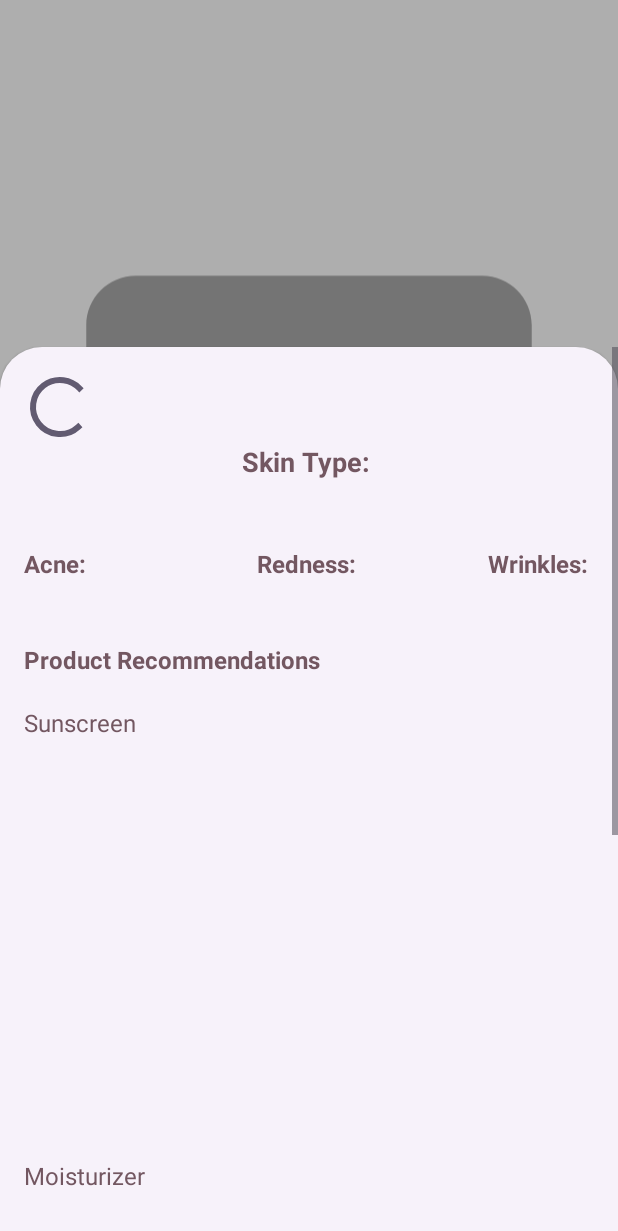
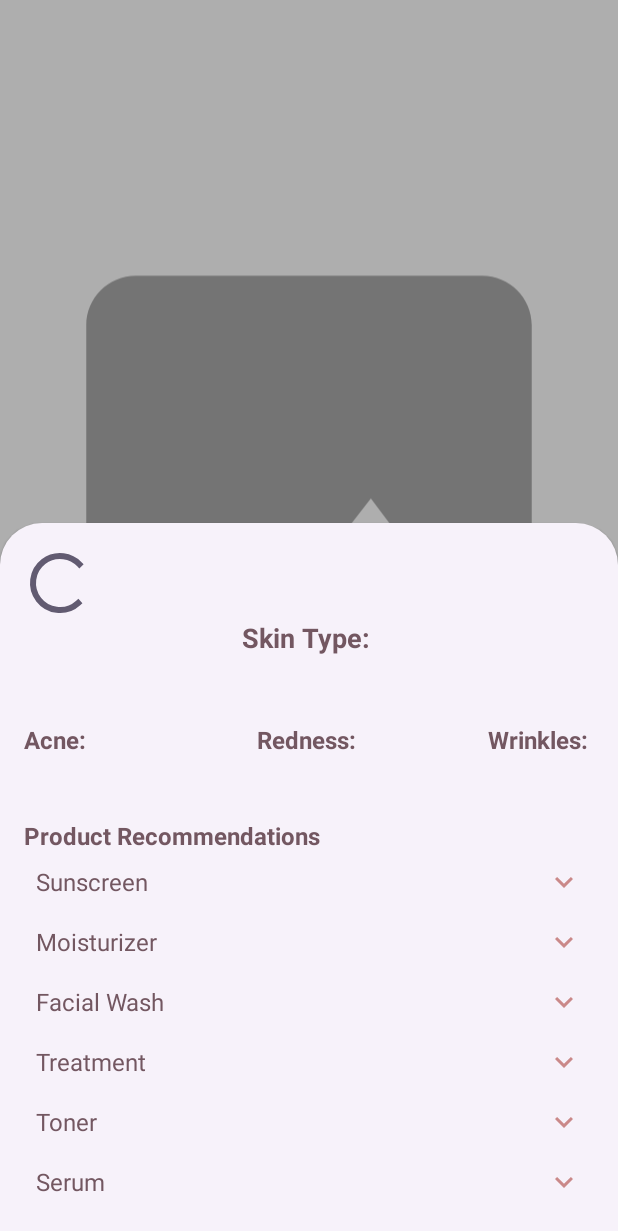
Before and after one commit to SkinPal/MD-App-Development, an Android app: the fragment ResultFragment placed in its activity, on a phone screen of 412 x 824 dp. Shown: the top 1231 px of the screen. Run offline under Robolectric (Android 15) with nearby library versions, the phone set to English and light mode, and no system bars; our stand-ins replace Room's generated code; libraries missing offline, so code that uses them is left out: androidx.databinding.adapters, com.yalantis.ucrop; pictures from the network do not load.

Commit message:
Update Fragment Result

```diff
--- a/app/src/main/java/com/capstone/skinpal/ui/history/CameraWeeklyActivity.kt
+++ b/app/src/main/java/com/capstone/skinpal/ui/history/CameraWeeklyActivity.kt
@@ -190,8 +190,6 @@ class CameraWeeklyActivity : AppCompatActivity() {
             }
         }
 
-
-
         /*currentImageUri?.let { uri ->
             // Create an instance of ResultFragment
             val bottomSheet = ResultFragment()
--- a/app/src/main/java/com/capstone/skinpal/ui/history/ResultFragment.kt
+++ b/app/src/main/java/com/capstone/skinpal/ui/history/ResultFragment.kt
@@ -5,11 +5,13 @@ import android.util.Log
 import android.view.LayoutInflater
 import android.view.View
 import android.view.ViewGroup
+import android.widget.TextView
 import android.widget.Toast
 import androidx.fragment.app.viewModels
 import androidx.lifecycle.LiveData
 import androidx.lifecycle.liveData
 import androidx.recyclerview.widget.LinearLayoutManager
+import androidx.recyclerview.widget.RecyclerView
 import com.capstone.skinpal.R
 import com.capstone.skinpal.data.Result
 import com.capstone.skinpal.data.UserPreference
@@ -57,8 +59,27 @@ class ResultFragment : BottomSheetDialogFragment() {
         val userId = session.user ?: getString(R.string.default_user)
         val week = arguments?.getString("week") ?: getString(R.string.default_week)
 
+        setToggleVisibility(binding.moisturizer, binding.moisturizerRecycler, R.drawable.icon_more, R.drawable.icon_close)
+        setToggleVisibility(binding.serum, binding.serumRecycler, R.drawable.icon_more, R.drawable.icon_close)
+        setToggleVisibility(binding.toner, binding.tonerRecycler, R.drawable.icon_more, R.drawable.icon_close)
+        setToggleVisibility(binding.treatment, binding.treatmentRecycler, R.drawable.icon_more, R.drawable.icon_close)
+        setToggleVisibility(binding.facialWash, binding.facialWashRecycler, R.drawable.icon_more, R.drawable.icon_close)
+        setToggleVisibility(binding.sunscreen, binding.sunscreenRecycler, R.drawable.icon_more, R.drawable.icon_close)
+
         setupRecyclerView()
         observeAnalysis()
+    }
+
+    private fun setToggleVisibility(header: TextView, recyclerView: RecyclerView, expandIcon: Int, collapseIcon: Int) {
+        header.setOnClickListener {
+            if (recyclerView.visibility == View.VISIBLE) {
+                recyclerView.visibility = View.GONE
+                header.setCompoundDrawablesWithIntrinsicBounds(0, 0, expandIcon, 0)
+            } else {
+                recyclerView.visibility = View.VISIBLE
+                header.setCompoundDrawablesWithIntrinsicBounds(0, 0, collapseIcon, 0)
+            }
+        }
     }
 
     private fun setupRecyclerView() {
--- a/app/src/main/java/com/capstone/skinpal/ui/login/LoginActivity.kt
+++ b/app/src/main/java/com/capstone/skinpal/ui/login/LoginActivity.kt
@@ -41,7 +41,6 @@ class LoginActivity : AppCompatActivity() {
     }
     private lateinit var userPreference: UserPreference
     private lateinit var binding: ActivityLoginBinding
-    private lateinit var auth: FirebaseAuth
 
     override fun onCreate(savedInstanceState: Bundle?) {
         super.onCreate(savedInstanceState)
@@ -99,12 +98,6 @@ class LoginActivity : AppCompatActivity() {
             startActivity(Intent(this@LoginActivity, MainActivity::class.java))
             finish()
         }
-    }
-
-    override fun onStart() {
-        super.onStart()
-        val currentUser = auth.currentUser
-        updateUI(currentUser)
     }
 
     private fun setupView() {
--- /dev/null
+++ b/app/src/main/res/drawable/icon_more.xml
@@ -0,0 +1,5 @@
+<vector xmlns:android="http://schemas.android.com/apk/res/android" android:height="24dp" android:tint="#CA8989" android:viewportHeight="24" android:viewportWidth="24" android:width="24dp">
+
+    <path android:fillColor="@android:color/white" android:pathData="M16.59,8.59L12,13.17 7.41,8.59 6,10l6,6 6,-6z"/>
+
+</vector>
--- a/app/src/main/res/layout/fragment_result.xml
+++ b/app/src/main/res/layout/fragment_result.xml
@@ -127,88 +127,113 @@
             android:textStyle="bold"/>
         <!-- Product Recommendation Lists -->
         <TextView
-            android:layout_marginTop="20dp"
             android:id="@+id/sunscreen"
-            android:layout_width="wrap_content"
+            android:layout_width="match_parent"
             android:layout_height="wrap_content"
+            android:drawableEnd="@drawable/icon_more"
+            android:drawablePadding="8dp"
+            android:text="Sunscreen"
             android:textColor="@color/secondary"
+            android:padding="8dp"
+            android:gravity="center_vertical"
             android:textSize="16sp"
-            android:text="Sunscreen"/>
+            android:background="?android:attr/selectableItemBackground" />
         <androidx.recyclerview.widget.RecyclerView
-            android:layout_marginTop="10dp"
             android:id="@+id/sunscreen_recycler"
             android:layout_width="match_parent"
-            android:layout_height="250dp" />
+            android:layout_height="250dp"
+            android:visibility="gone" />
 
         <TextView
-            android:layout_marginTop="20dp"
             android:id="@+id/moisturizer"
-            android:layout_width="wrap_content"
+            android:layout_width="match_parent"
             android:layout_height="wrap_content"
+            android:drawableEnd="@drawable/icon_more"
+            android:drawablePadding="8dp"
+            android:text="Moisturizer"
             android:textColor="@color/secondary"
+            android:padding="8dp"
+            android:gravity="center_vertical"
             android:textSize="16sp"
-            android:text="Moisturizer"/>
+            android:background="?android:attr/selectableItemBackground" />
         <androidx.recyclerview.widget.RecyclerView
-            android:layout_marginTop="10dp"
             android:id="@+id/moisturizer_recycler"
             android:layout_width="match_parent"
-            android:layout_height="250dp" />
+            android:layout_height="250dp"
+            android:visibility="gone" />
+
 
         <TextView
-            android:layout_marginTop="20dp"
             android:id="@+id/facial_wash"
-            android:layout_width="wrap_content"
+            android:layout_width="match_parent"
             android:layout_height="wrap_content"
+            android:drawableEnd="@drawable/icon_more"
+            android:drawablePadding="8dp"
+            android:text="Facial Wash"
             android:textColor="@color/secondary"
+            android:padding="8dp"
+            android:gravity="center_vertical"
             android:textSize="16sp"
-            android:text="Facial Wash"/>
+            android:background="?android:attr/selectableItemBackground" />
         <androidx.recyclerview.widget.RecyclerView
-            android:layout_marginTop="20dp"
             android:id="@+id/facial_wash_recycler"
             android:layout_width="match_parent"
-            android:layout_height="250dp" />
+            android:layout_height="250dp"
+            android:visibility="gone" />
 
         <TextView
-            android:layout_marginTop="20dp"
             android:id="@+id/treatment"
-            android:layout_width="wrap_content"
+            android:layout_width="match_parent"
             android:layout_height="wrap_content"
+            android:drawableEnd="@drawable/icon_more"
+            android:drawablePadding="8dp"
+            android:text="Treatment"
             android:textColor="@color/secondary"
+            android:padding="8dp"
+            android:gravity="center_vertical"
             android:textSize="16sp"
-            android:text="Treatment"/>
+            android:background="?android:attr/selectableItemBackground" />
         <androidx.recyclerview.widget.RecyclerView
-            android:layout_marginTop="20dp"
             android:id="@+id/treatment_recycler"
             android:layout_width="match_parent"
-            android:layout_height="250dp" />
+            android:layout_height="250dp"
+            android:visibility="gone" />
 
         <TextView
-            android:layout_marginTop="20dp"
             android:id="@+id/toner"
-            android:layout_width="wrap_content"
+            android:layout_width="match_parent"
             android:layout_height="wrap_content"
+            android:drawableEnd="@drawable/icon_more"
+            android:drawablePadding="8dp"
+            android:text="Toner"
             android:textColor="@color/secondary"
+            android:padding="8dp"
+            android:gravity="center_vertical"
             android:textSize="16sp"
-            android:text="Toner"/>
+            android:background="?android:attr/selectableItemBackground" />
         <androidx.recyclerview.widget.RecyclerView
-            android:layout_marginTop="20dp"
             android:id="@+id/toner_recycler"
             android:layout_width="match_parent"
-            android:layout_height="250dp" />
+            android:layout_height="250dp"
+            android:visibility="gone" />
 
         <TextView
-            android:layout_marginTop="20dp"
             android:id="@+id/serum"
-            android:layout_width="wrap_content"
+            android:layout_width="match_parent"
             android:layout_height="wrap_content"
+            android:drawableEnd="@drawable/icon_more"
+            android:drawablePadding="8dp"
+            android:text="Serum"
             android:textColor="@color/secondary"
+            android:padding="8dp"
+            android:gravity="center_vertical"
             android:textSize="16sp"
-            android:text="Serum"/>
+            android:background="?android:attr/selectableItemBackground" />
         <androidx.recyclerview.widget.RecyclerView
-            android:layout_marginTop="20dp"
             android:id="@+id/serum_recycler"
             android:layout_width="match_parent"
-            android:layout_height="250dp" />
+            android:layout_height="250dp"
+            android:visibility="gone" />
 
     </LinearLayout>
 </ScrollView>
```
